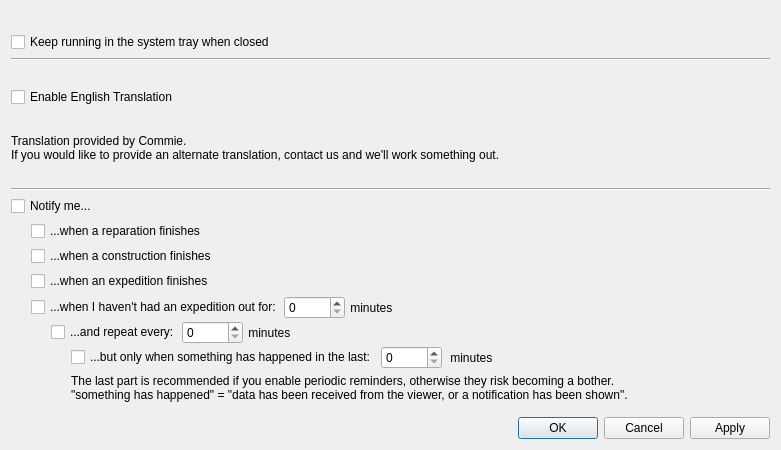
Above: forms/KCSettingsDialog.ui from KanColleTool/kct-tool before the change. Below: the same form after it.
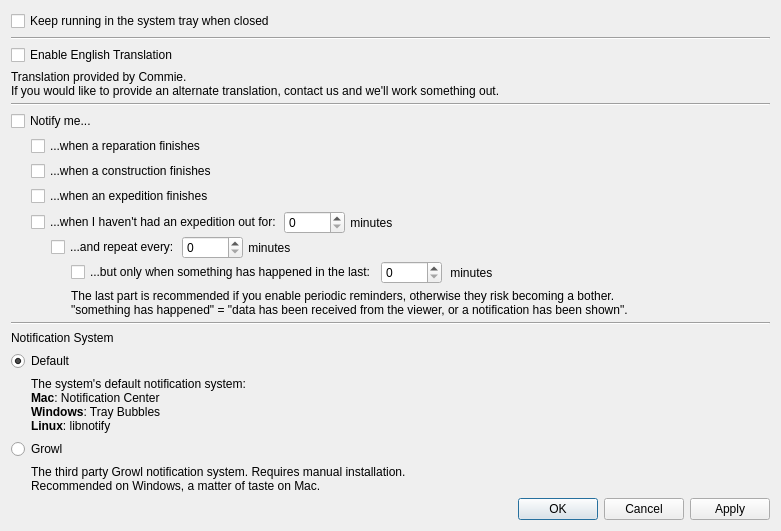
That is the form after the change.

Commit message: Settings for which notification system to use

The edit to the form file:
```diff
--- a/forms/KCSettingsDialog.ui
+++ b/forms/KCSettingsDialog.ui
@@ -10,7 +10,7 @@
     <x>0</x>
     <y>0</y>
     <width>781</width>
-    <height>450</height>
+    <height>528</height>
    </rect>
   </property>
   <property name="windowTitle">
@@ -310,6 +310,75 @@
      </layout>
     </widget>
    </item>
+   <item>
+    <widget class="QWidget" name="notificationSystemContainer" native="true">
+     <layout class="QVBoxLayout" name="verticalLayout_8">
+      <property name="leftMargin">
+       <number>0</number>
+      </property>
+      <property name="topMargin">
+       <number>0</number>
+      </property>
+      <property name="rightMargin">
+       <number>0</number>
+      </property>
+      <property name="bottomMargin">
+       <number>0</number>
+      </property>
+      <item>
+       <widget class="Line" name="line_2">
+        <property name="orientation">
+         <enum>Qt::Horizontal</enum>
+        </property>
+       </widget>
+      </item>
+      <item>
+       <widget class="QLabel" name="label_2">
+        <property name="text">
+         <string>Notification System</string>
+        </property>
+       </widget>
+      </item>
+      <item>
+       <widget class="QRadioButton" name="notificationBackendDefaultRadio">
+        <property name="text">
+         <string>Default</string>
+        </property>
+        <property name="checked">
+         <bool>true</bool>
+        </property>
+       </widget>
+      </item>
+      <item>
+       <widget class="QLabel" name="label_3">
+        <property name="text">
+         <string>&lt;html&gt;&lt;head/&gt;&lt;body&gt;&lt;p&gt;The system's default notification system:&lt;br/&gt;&lt;span style=&quot; font-weight:600;&quot;&gt;Mac&lt;/span&gt;: Notification Center&lt;br/&gt;&lt;span style=&quot; font-weight:600;&quot;&gt;Windows&lt;/span&gt;: Tray Bubbles&lt;br/&gt;&lt;span style=&quot; font-weight:600;&quot;&gt;Linux&lt;/span&gt;: libnotify&lt;/p&gt;&lt;/body&gt;&lt;/html&gt;</string>
+        </property>
+        <property name="indent">
+         <number>20</number>
+        </property>
+       </widget>
+      </item>
+      <item>
+       <widget class="QRadioButton" name="notificationBackendGrowlRadio">
+        <property name="text">
+         <string>Growl</string>
+        </property>
+       </widget>
+      </item>
+      <item>
+       <widget class="QLabel" name="label_5">
+        <property name="text">
+         <string>&lt;html&gt;&lt;head/&gt;&lt;body&gt;&lt;p&gt;The third party Growl notification system. Requires manual installation.&lt;br/&gt;Recommended on Windows, a matter of taste on Mac.&lt;/p&gt;&lt;/body&gt;&lt;/html&gt;</string>
+        </property>
+        <property name="indent">
+         <number>20</number>
+        </property>
+       </widget>
+      </item>
+     </layout>
+    </widget>
+   </item>
    <item>
     <spacer name="verticalSpacer_2">
      <property name="orientation">
```
The commit also changes 4 other files.
